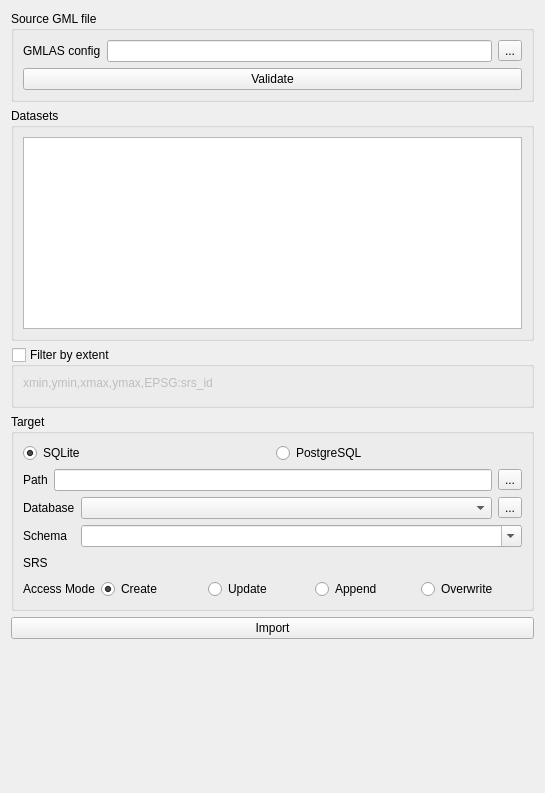
Qt form gml_application_schema_toolbox/ui/import_gmlas_panel.ui (BRGM/gml_application_schema_toolbox) before a commit.
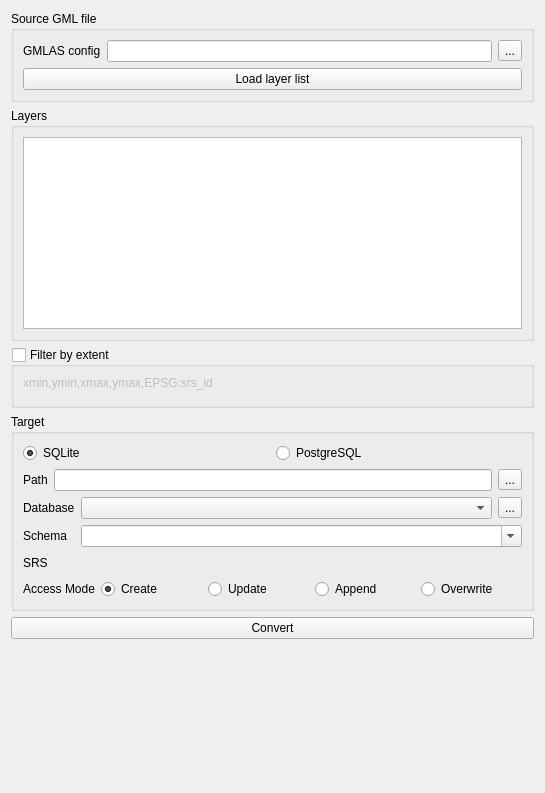
The same form after that commit. Custom widgets are drawn as their Qt base class.

The edit to the form file:
```diff
--- a/gml_application_schema_toolbox/ui/import_gmlas_panel.ui
+++ b/gml_application_schema_toolbox/ui/import_gmlas_panel.ui
@@ -51,7 +51,7 @@
       <item>
        <widget class="QPushButton" name="validateButton">
         <property name="text">
-         <string>Validate</string>
+         <string>Load layer list</string>
         </property>
        </widget>
       </item>
@@ -67,7 +67,7 @@
       </sizepolicy>
      </property>
      <property name="title">
-      <string>Datasets</string>
+      <string>Layers</string>
      </property>
      <layout class="QVBoxLayout" name="verticalLayout_6">
       <item>
@@ -302,7 +302,7 @@
    <item>
     <widget class="QPushButton" name="importButton">
      <property name="text">
-      <string>Import</string>
+      <string>Convert</string>
      </property>
     </widget>
    </item>
```
